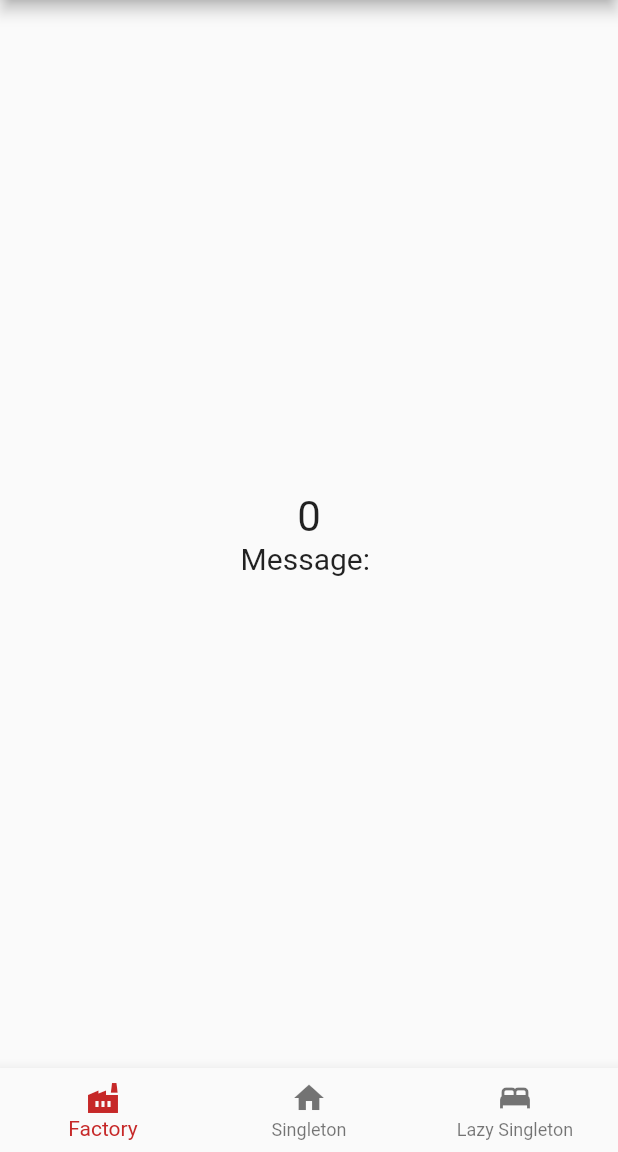
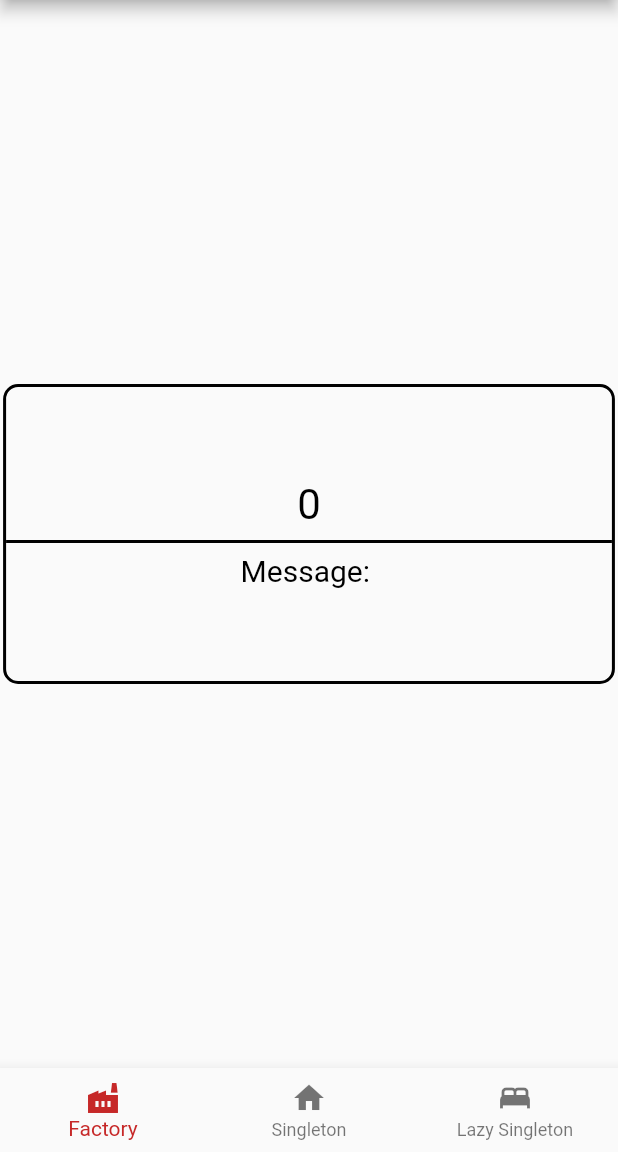
Before and after one commit to jvitorthomaz/get_it_injectable_exemple, a Flutter app: the screen it shows after launch, on a phone screen of 412 x 824 dp, the part 84-1236 px from its top. Run offline on Flutter 3.47's test engine with Material 2 defaults, Android fonts, the phone set to English and light mode, and no system bars; our stand-ins replace get_it, injectable.

Commit message:
Feat: Container

```diff
--- a/lib/main.dart
+++ b/lib/main.dart
@@ -82,14 +82,25 @@ class _MyHomePageState extends State<MyHomePage> {
         title: Text(widget.title),
       ),
       body: Center(
-        child: Column(
-          crossAxisAlignment: CrossAxisAlignment.center,
-          mainAxisAlignment: MainAxisAlignment.center,
+        child: Container(
+          width: MediaQuery.of(context).size.width*0.99,
+          height: 200,
+          decoration: BoxDecoration(
+            //color: Colors.deepPurple,
+            border: Border.all(width: 2, color: Colors.black),
+            borderRadius: BorderRadius.all(Radius.circular(10)),
+          ),
 
-          children: <Widget>[
-            Text('$id', style: TextStyle(fontSize: 28,)),
-            Text('Message: $name', style: const TextStyle(fontSize: 20,)),
-          ],
+          child: Column(
+            crossAxisAlignment: CrossAxisAlignment.center,
+            mainAxisAlignment: MainAxisAlignment.center,
+
+            children: <Widget>[
+              Text('$id', style: TextStyle(fontSize: 28, color: Colors.black)),
+              Divider(thickness: 2, color: Colors.black,),
+              Text('Message: $name', style: const TextStyle(fontSize: 20, color: Colors.black)),
+            ],
+          ),
         ),
       ),
       bottomNavigationBar: BottomNavigationBar(
```
